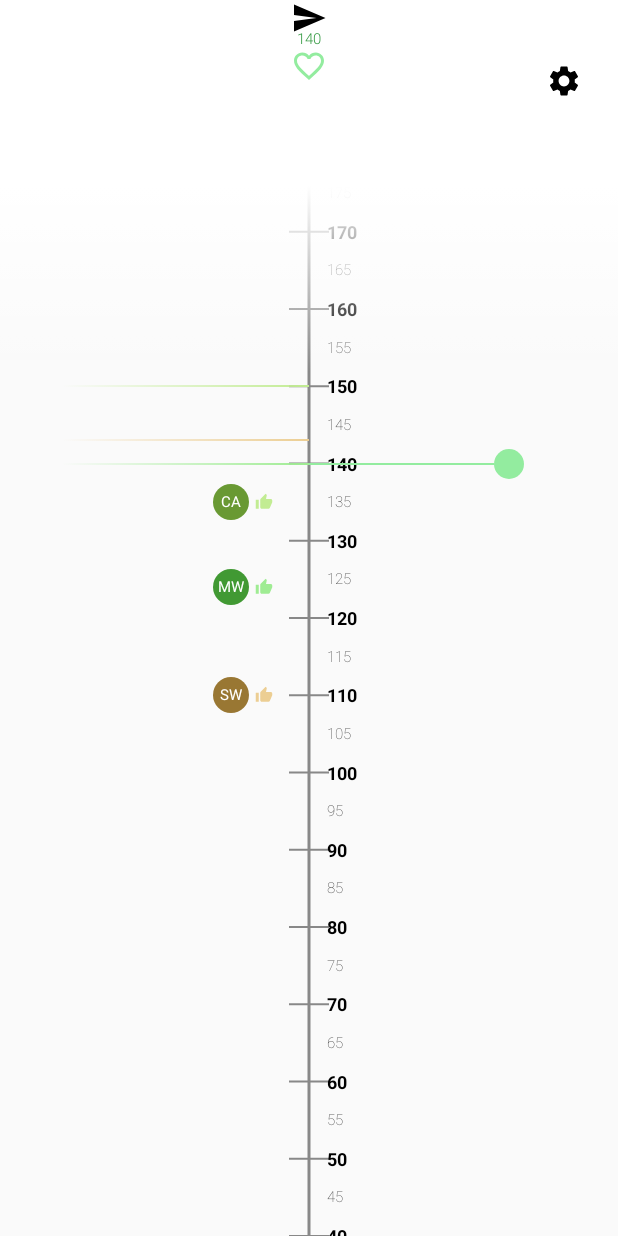
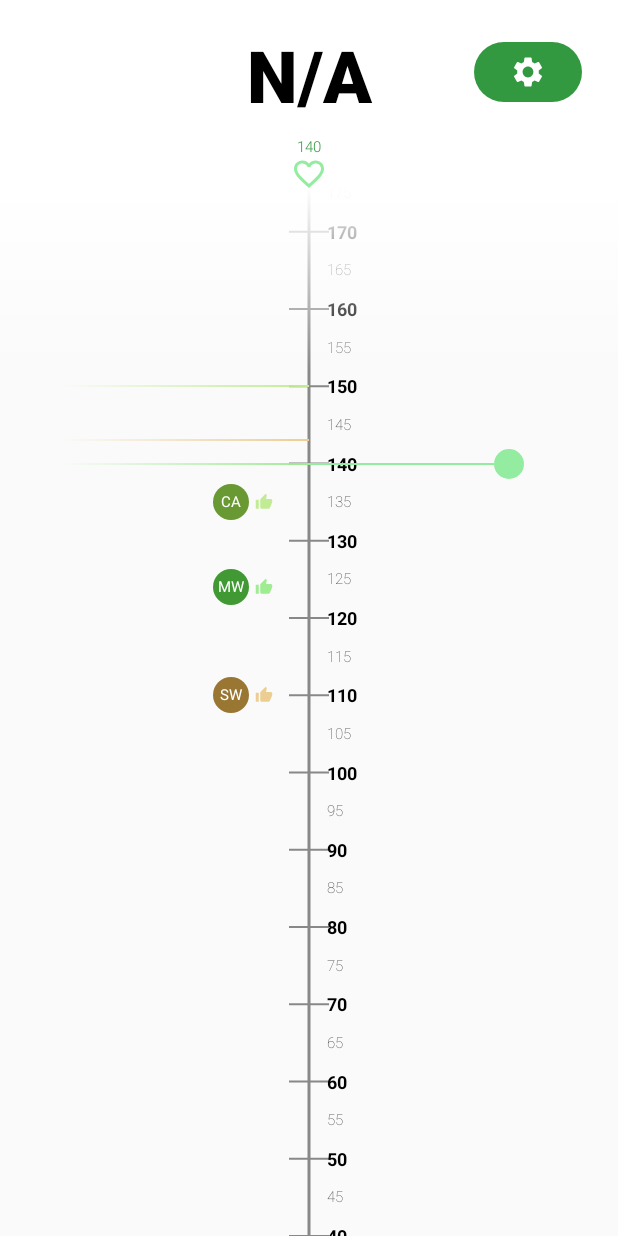
Before and after one commit to sellmair/pacemaker, an Android app built with Jetpack Compose: the screen it shows after launch (MainActivity), on a phone screen of 412 x 824 dp. Run offline under Robolectric (Android 15) with nearby library versions, the light colour scheme and no system bars; libraries missing offline, so code that uses them is left out: com.polar.sdk, kotlinx.coroutines.reactive; 2 statements that could not run were skipped.

Commit message:
Align Settings Button

```diff
--- a/app/src/androidMain/kotlin/io/sellmair/broadheart/ui/MemberHeartRateLimit.kt
+++ b/app/src/androidMain/kotlin/io/sellmair/broadheart/ui/MemberHeartRateLimit.kt
@@ -14,8 +14,8 @@ import io.sellmair.broadheart.*
 fun MemberHeartRateLimit(memberState: GroupMemberState, range: ClosedRange<HeartRate>) {
     /* Render the respective limits */
     if (memberState.user == Me.user) {
+        MyLimit(memberState, range)
         MyStatusHeader(memberState)
-        MyLimit(memberState, range)
     } else {
         OnHeartRateScalePosition(memberState.upperLimitHeartRate, range, side = ScaleSide.Left) {
             Canvas(
--- a/app/src/androidMain/kotlin/io/sellmair/broadheart/ui/MyStatusHeader.kt
+++ b/app/src/androidMain/kotlin/io/sellmair/broadheart/ui/MyStatusHeader.kt
@@ -1,11 +1,14 @@
 package io.sellmair.broadheart.ui
 
+import android.util.Log
 import androidx.compose.foundation.background
+import androidx.compose.foundation.clickable
 import androidx.compose.foundation.layout.*
 import androidx.compose.material.icons.Icons
-import androidx.compose.material.icons.filled.Send
 import androidx.compose.material.icons.filled.Settings
 import androidx.compose.material.icons.outlined.FavoriteBorder
+import androidx.compose.material3.Button
+import androidx.compose.material3.ButtonDefaults
 import androidx.compose.material3.Icon
 import androidx.compose.material3.Text
 import androidx.compose.runtime.Composable
@@ -17,17 +20,17 @@ import androidx.compose.ui.graphics.Color
 import androidx.compose.ui.text.font.FontWeight
 import androidx.compose.ui.unit.dp
 import androidx.compose.ui.unit.sp
-import io.sellmair.broadheart.GroupMemberState
-import io.sellmair.broadheart.displayColor
-import io.sellmair.broadheart.displayColorLight
-import io.sellmair.broadheart.toColor
+import io.sellmair.broadheart.*
 
 
 @Composable
 fun MyStatusHeader(state: GroupMemberState) {
     Box {
         Column(
-            Modifier.fillMaxWidth().height(248.dp).background(
+            Modifier
+                .fillMaxWidth()
+                .height(248.dp)
+                .background(
                     Brush.linearGradient(
                         listOf(Color.White, Color.White, Color.Transparent),
                         start = Offset.Zero,
@@ -36,19 +39,33 @@ fun MyStatusHeader(state: GroupMemberState) {
                 ),
             horizontalAlignment = Alignment.CenterHorizontally
         ) {
-            Row {
-                if (state.currentHeartRate != null)
+
+            /* Ensure big HR number and Settings icon are aligned vertically */
+            Box(
+                Modifier
+                    .fillMaxWidth()
+                    .height(IntrinsicSize.Min)
+            ) {
                 Text(
-                        state.currentHeartRate.toString(),
+                    state.currentHeartRate?.toString() ?: "N/A",
                     fontWeight = FontWeight.Black,
                     fontSize = 48.sp,
-                        modifier = Modifier.padding(top = 8.dp)
-                    ) else {
-                    Icon(Icons.Default.Send, "Searchign")
+                    modifier = Modifier
+                        .padding(top = 8.dp)
+                        .align(Alignment.Center)
+                )
+
+                Button(
+                    colors = ButtonDefaults.buttonColors(containerColor = Me.user.displayColor.toColor()),
+                    onClick = { Log.d("x", "click")},
+                    modifier = Modifier
+                        .align(Alignment.CenterEnd)
+                        .padding(24.dp),
+                ) {
+                    Icon(Icons.Default.Settings, "Settings")
                 }
             }
 
-            Row {
             Text(
                 state.upperLimitHeartRate.toString(),
                 Modifier.offset(y = (-4).dp),
@@ -56,9 +73,7 @@ fun MyStatusHeader(state: GroupMemberState) {
                 fontSize = 10.sp,
                 color = state.user.displayColor.toColor()
             )
-            }
 
-            Row {
             Icon(
                 Icons.Outlined.FavoriteBorder, "Heart",
                 Modifier.offset(y = (-4).dp),
@@ -66,15 +81,4 @@ fun MyStatusHeader(state: GroupMemberState) {
             )
         }
     }
-
-        Column(
-            Modifier.fillMaxWidth().height(248.dp),
-            horizontalAlignment = Alignment.End,
-        ) {
-            Icon(
-                Icons.Default.Settings, "Settings",
-                Modifier.padding(vertical = 42.dp, horizontal = 24.dp)
-            )
 }
-    }
-}
--- a/app/src/androidMain/kotlin/io/sellmair/broadheart/ui/UserHeartRate.kt
+++ b/app/src/androidMain/kotlin/io/sellmair/broadheart/ui/UserHeartRate.kt
@@ -1,9 +1,6 @@
 package io.sellmair.broadheart.ui
 
 import androidx.compose.animation.core.Animatable
-import androidx.compose.animation.core.AnimationSpec
-import androidx.compose.animation.core.Spring
-import androidx.compose.animation.core.spring
 import androidx.compose.foundation.layout.Row
 import androidx.compose.foundation.layout.padding
 import androidx.compose.foundation.layout.size
```
Lines whose indentation alone changed are shown as unchanged.
